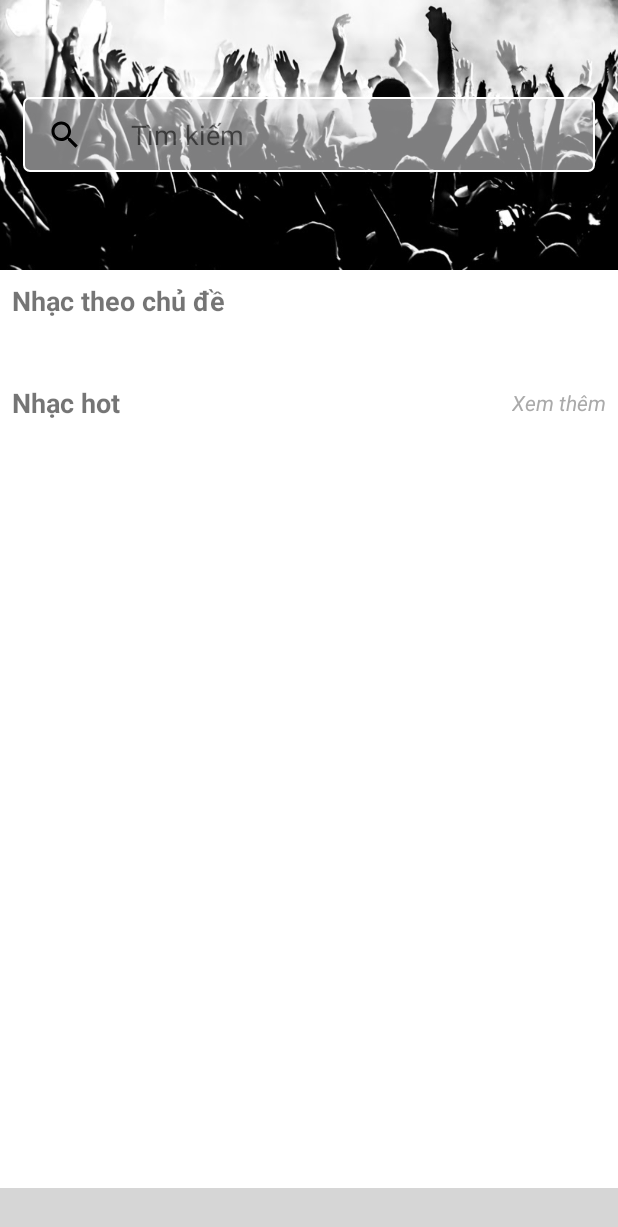
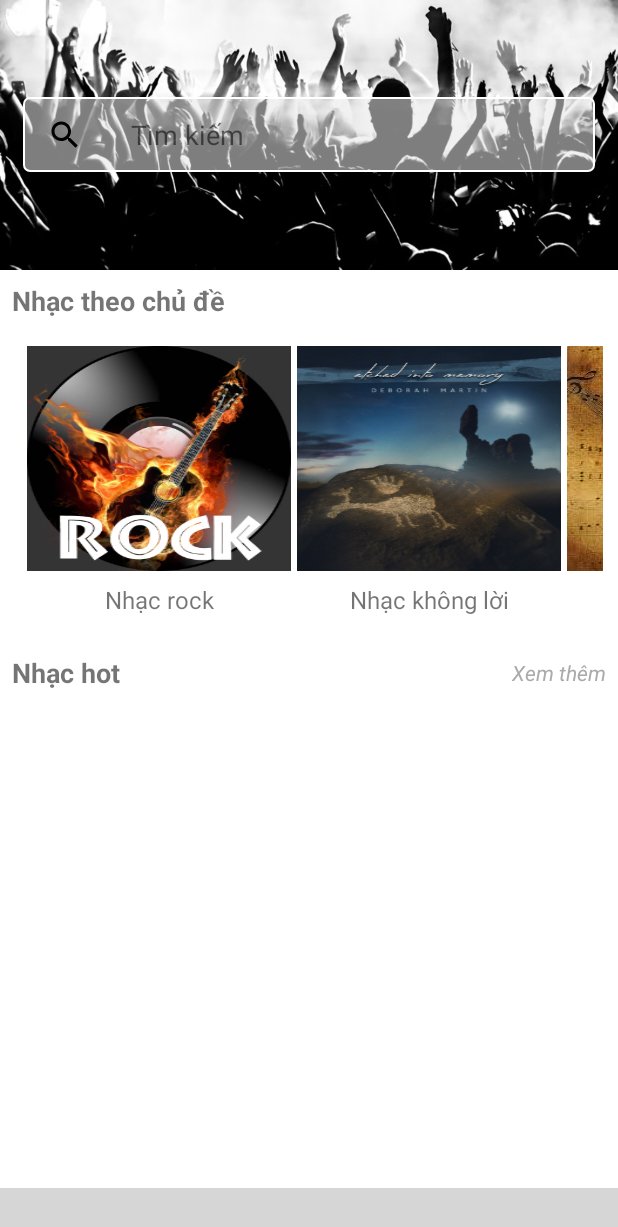
Before and after one commit to NguyenHoTienDat/Music_15, an Android app: the screen it shows after launch (MainActivity), on a phone screen of 412 x 824 dp. Shown: the top 1227 px of the screen. Run offline under Robolectric (Android 15) with nearby library versions, the phone set to English and light mode, and no system bars; libraries missing offline, so code that uses them is left out: com.aurelhubert.ahbottomnavigation; plain views replace AHBottomNavigation; pictures from the network do not load; 8 statements that could not run were skipped; grey boxes are pictures that could not be loaded.

Commit message:
show list of generate genre

```diff
--- a/app/build.gradle
+++ b/app/build.gradle
@@ -37,4 +37,7 @@ dependencies {
 
     //bottom navigation bar
     compile 'com.aurelhubert:ahbottomnavigation:2.1.0'
+
+    //glide
+    implementation 'com.github.bumptech.glide:glide:3.8.0'
 }
--- /dev/null
+++ b/app/src/main/java/com/framgia/dattien/musicproject/data/model/Genre.java
@@ -0,0 +1,62 @@
+package com.framgia.dattien.musicproject.data.model;
+
+import android.os.Parcel;
+import android.os.Parcelable;
+
+/**
+ * Created by tiendatbkhn on 24/05/2018.
+ */
+
+public class Genre implements Parcelable{
+    private String mGenreName;
+    private int mGenreAvatar;
+
+    public Genre(String genreName, int genreAvatar) {
+        mGenreName = genreName;
+        mGenreAvatar = genreAvatar;
+    }
+
+    protected Genre(Parcel in) {
+        mGenreName = in.readString();
+        mGenreAvatar = in.readInt();
+    }
+
+    public static final Creator<Genre> CREATOR = new Creator<Genre>() {
+        @Override
+        public Genre createFromParcel(Parcel in) {
+            return new Genre(in);
+        }
+
+        @Override
+        public Genre[] newArray(int size) {
+            return new Genre[size];
+        }
+    };
+
+    @Override
+    public int describeContents() {
+        return 0;
+    }
+
+    @Override
+    public void writeToParcel(Parcel dest, int flags) {
+        dest.writeString(mGenreName);
+        dest.writeInt(mGenreAvatar);
+    }
+
+    public String getGenreName() {
+        return mGenreName;
+    }
+
+    public void setGenreName(String genreName) {
+        mGenreName = genreName;
+    }
+
+    public int getGenreAvatar() {
+        return mGenreAvatar;
+    }
+
+    public void setGenreAvatar(int genreAvatar) {
+        mGenreAvatar = genreAvatar;
+    }
+}
--- /dev/null
+++ b/app/src/main/java/com/framgia/dattien/musicproject/data/model/GenreLevel.java
@@ -0,0 +1,19 @@
+package com.framgia.dattien.musicproject.data.model;
+
+import android.support.annotation.StringDef;
+
+/**
+ * Created by tiendatbkhn on 24/05/2018.
+ */
+
+@StringDef({GenreLevel.GENRE_ALL_MUSIC, GenreLevel.GENRE_ALL_AUDIO,
+        GenreLevel.GENRE_ALTERNATIVEROCK, GenreLevel.GENRE_AMBIENT,
+        GenreLevel.GENRE_CLASSICAL, GenreLevel.GENRE_COUNTRY})
+public @interface GenreLevel {
+    String GENRE_ALL_MUSIC = "all_music";
+    String GENRE_ALL_AUDIO = "all_audio";
+    String GENRE_ALTERNATIVEROCK = "alternativerock";
+    String GENRE_AMBIENT = "ambient";
+    String GENRE_CLASSICAL = "classical";
+    String GENRE_COUNTRY = "country";
+}
--- a/app/src/main/java/com/framgia/dattien/musicproject/data/repository/MusicRepository.java
+++ b/app/src/main/java/com/framgia/dattien/musicproject/data/repository/MusicRepository.java
@@ -1,10 +1,11 @@
 package com.framgia.dattien.musicproject.data.repository;
 
 import android.support.annotation.NonNull;
-
+import com.framgia.dattien.musicproject.data.model.Genre;
 import com.framgia.dattien.musicproject.data.source.MusicDataSource;
 import com.framgia.dattien.musicproject.data.source.local.MusicLocalDataSource;
 import com.framgia.dattien.musicproject.data.source.remote.MusicRemoteDataSource;
+import java.util.List;
 
 import static com.google.common.base.Preconditions.checkNotNull;
 
@@ -12,7 +13,8 @@ import static com.google.common.base.Preconditions.checkNotNull;
  * Created by tiendatbkhn on 22/05/2018.
  */
 
-public class MusicRepository implements MusicDataSource.RemoteDataSource, MusicDataSource.LocalDataSource {
+public class MusicRepository implements MusicDataSource.RemoteDataSource,
+        MusicDataSource.LocalDataSource {
 
     private static MusicRepository mInstance;
 
@@ -56,4 +58,9 @@ public class MusicRepository implements MusicDataSource.RemoteDataSource, MusicD
                                  int limit, MusicDataSource.FetchDataCallback callback) {
         mMusicRemoteDataSource.getSongsByFilter(filterName, offset, limit, callback);
     }
+
+    @Override
+    public List<Genre> makeGenes() {
+        return mMusicLocalDataSource.makeGenes();
+    }
 }
--- a/app/src/main/java/com/framgia/dattien/musicproject/data/source/MusicDataSource.java
+++ b/app/src/main/java/com/framgia/dattien/musicproject/data/source/MusicDataSource.java
@@ -1,4 +1,7 @@
 package com.framgia.dattien.musicproject.data.source;
+
+import com.framgia.dattien.musicproject.data.model.Genre;
+import java.util.List;
 
 /**
  * Created by tiendatbkhn on 22/05/2018.
@@ -6,11 +9,11 @@ package com.framgia.dattien.musicproject.data.source;
 
 public interface MusicDataSource {
 
-    public interface LocalDataSource {
-
+    interface LocalDataSource {
+        List<Genre> makeGenes();
     }
 
-    public interface RemoteDataSource {
+    interface RemoteDataSource {
         void getSongsByGenre(String genre, int offset,
                              int limit, FetchDataCallback callback);
 
@@ -18,7 +21,7 @@ public interface MusicDataSource {
                               int limit, FetchDataCallback callback);
     }
 
-    public interface FetchDataCallback<T> {
+    interface FetchDataCallback<T> {
         void onDataFetchSuccess(T data);
 
         void onDataFetchFailed(String mes);
--- a/app/src/main/java/com/framgia/dattien/musicproject/data/source/local/MusicLocalDataSource.java
+++ b/app/src/main/java/com/framgia/dattien/musicproject/data/source/local/MusicLocalDataSource.java
@@ -2,8 +2,12 @@ package com.framgia.dattien.musicproject.data.source.local;
 
 import android.content.Context;
 import android.support.annotation.NonNull;
-
+import com.framgia.dattien.musicproject.R;
+import com.framgia.dattien.musicproject.data.model.Genre;
+import com.framgia.dattien.musicproject.data.model.GenreLevel;
 import com.framgia.dattien.musicproject.data.source.MusicDataSource;
+import java.util.ArrayList;
+import java.util.List;
 
 /**
  * Created by tiendatbkhn on 22/05/2018.
@@ -12,14 +16,32 @@ import com.framgia.dattien.musicproject.data.source.MusicDataSource;
 public class MusicLocalDataSource implements MusicDataSource.LocalDataSource {
 
     private static MusicLocalDataSource mInstance;
+    private Context mContext;
 
-    private MusicLocalDataSource() {
+    private MusicLocalDataSource(@NonNull Context context) {
+        mContext = context;
     }
 
     public static synchronized MusicLocalDataSource getInstance(@NonNull Context context) {
         if (mInstance == null) {
-            mInstance = new MusicLocalDataSource();
+            mInstance = new MusicLocalDataSource(context);
         }
         return mInstance;
     }
+
+    @Override
+    public List<Genre> makeGenes() {
+        List<Genre> genres = new ArrayList<>();
+        genres.add(new Genre(mContext.getString(R.string.alternativerock_genre),
+                R.drawable.rock_banner));
+        genres.add(new Genre(mContext.getString(R.string.ambient_genre),
+                R.drawable.ambient_banner));
+        genres.add(new Genre(mContext.getString(R.string.classical_genre),
+                R.drawable.classical_banner));
+        genres.add(new Genre(mContext.getString(R.string.country_genre),
+                R.drawable.country_banner));
+        genres.add(new Genre(mContext.getString(R.string.all_audio_genre),
+                R.drawable.all_music_banner));
+        return genres;
+    }
 }
--- a/app/src/main/java/com/framgia/dattien/musicproject/screen/BaseRecyclerViewAdapter.java
+++ b/app/src/main/java/com/framgia/dattien/musicproject/screen/BaseRecyclerViewAdapter.java
@@ -3,6 +3,7 @@ package com.framgia.dattien.musicproject.screen;
 import android.content.Context;
 import android.support.annotation.NonNull;
 import android.support.v7.widget.RecyclerView;
+import android.view.View;
 
 /**
  * Created by tiendatbkhn on 22/05/2018.
@@ -20,4 +21,8 @@ public abstract class BaseRecyclerViewAdapter<V extends RecyclerView.ViewHolder>
     protected Context getContext() {
         return mContext;
     }
+
+    public interface OnItemClickListener<T>{
+        void onItemClick(View view, T data, int position);
+    }
 }
--- /dev/null
+++ b/app/src/main/java/com/framgia/dattien/musicproject/screen/main/homefragment/GenreAdapter.java
@@ -0,0 +1,96 @@
+package com.framgia.dattien.musicproject.screen.main.homefragment;
+
+import android.content.Context;
+import android.support.annotation.NonNull;
+import android.support.v7.widget.RecyclerView;
+import android.view.LayoutInflater;
+import android.view.View;
+import android.view.ViewGroup;
+import android.widget.ImageView;
+import android.widget.TextView;
+
+import com.bumptech.glide.Glide;
+import com.framgia.dattien.musicproject.R;
+import com.framgia.dattien.musicproject.data.model.Genre;
+import com.framgia.dattien.musicproject.screen.BaseRecyclerViewAdapter;
+
+import java.util.List;
+
+import static com.google.common.base.Preconditions.checkNotNull;
+
+/**
+ * Created by tiendatbkhn on 24/05/2018.
+ */
+
+public class GenreAdapter extends BaseRecyclerViewAdapter<GenreAdapter.GenreHolder> {
+
+    private Context mContext;
+    private List<Genre> mGenres;
+    private OnItemClickListener<Genre> mOnItemClickListener;
+
+    public GenreAdapter(@NonNull Context context, List<Genre> genres,
+                        OnItemClickListener<Genre> onItemClickListener) {
+        super(context);
+        mContext = context;
+        mGenres = genres;
+        mOnItemClickListener = onItemClickListener;
+    }
+
+    @Override
+    public GenreHolder onCreateViewHolder(ViewGroup parent, int viewType) {
+        View view = LayoutInflater.from(mContext)
+                .inflate(R.layout.item_genre, parent, false);
+        return new GenreHolder(view, mContext, mOnItemClickListener);
+    }
+
+    @Override
+    public void onBindViewHolder(GenreHolder holder, int position) {
+        holder.setData(mGenres.get(position));
+    }
+
+    @Override
+    public int getItemCount() {
+        return mGenres == null ? 0 : mGenres.size();
+    }
+
+    public void updateData(List<Genre> genres) {
+        mGenres.clear();
+        mGenres.addAll(genres);
+        notifyDataSetChanged();
+    }
+
+    static class GenreHolder extends RecyclerView.ViewHolder
+            implements View.OnClickListener {
+
+        private Context mContext;
+        private Genre mGenre;
+        private OnItemClickListener<Genre> mOnItemClickListener;
+
+        private TextView mTextGenreName;
+        private ImageView mImageGenre;
+
+        public GenreHolder(View itemView, Context context,
+                           OnItemClickListener<Genre> onItemClickListener) {
+            super(itemView);
+            mContext = context;
+            mTextGenreName = itemView.findViewById(R.id.text_item_genre_name);
+            mImageGenre = itemView.findViewById(R.id.image_item_genre);
+            mOnItemClickListener = onItemClickListener;
+            itemView.setOnClickListener(this);
+        }
+
+        public void setData(Genre genre) {
+            checkNotNull(genre);
+            mGenre = genre;
+            mTextGenreName.setText(mGenre.getGenreName());
+            Glide.with(mContext).load(mGenre.getGenreAvatar())
+                    .placeholder(R.drawable.ic_head_phone)
+                    .into(mImageGenre);
+        }
+
+        @Override
+        public void onClick(View v) {
+            checkNotNull(mOnItemClickListener).onItemClick(v, mGenre, getAdapterPosition());
+        }
+    }
+}
--- /dev/null
+++ b/app/src/main/java/com/framgia/dattien/musicproject/screen/main/homefragment/HomeContract.java
@@ -0,0 +1,22 @@
+package com.framgia.dattien.musicproject.screen.main.homefragment;
+
+import com.framgia.dattien.musicproject.data.model.Genre;
+import com.framgia.dattien.musicproject.screen.BasePresenter;
+import java.util.List;
+
+/**
+ * Created by tiendatbkhn on 24/05/2018.
+ */
+
+public interface HomeContract {
+
+    interface View {
+
+        void updateGenres(List<Genre> genres);
+    }
+
+    interface Presenter extends BasePresenter<HomeContract.View> {
+
+        void getGenres();
+    }
+}
--- a/app/src/main/java/com/framgia/dattien/musicproject/screen/main/homefragment/HomeFragment.java
+++ b/app/src/main/java/com/framgia/dattien/musicproject/screen/main/homefragment/HomeFragment.java
@@ -2,27 +2,38 @@ package com.framgia.dattien.musicproject.screen.main.homefragment;
 
 import android.os.Bundle;
 import android.support.annotation.Nullable;
+import android.support.v7.widget.RecyclerView;
 import android.view.LayoutInflater;
 import android.view.View;
 import android.view.ViewGroup;
+
 import com.framgia.dattien.musicproject.R;
+import com.framgia.dattien.musicproject.data.model.Genre;
+import com.framgia.dattien.musicproject.data.repository.MusicRepository;
+import com.framgia.dattien.musicproject.data.source.local.MusicLocalDataSource;
+import com.framgia.dattien.musicproject.data.source.remote.MusicRemoteDataSource;
 import com.framgia.dattien.musicproject.screen.BaseFragment;
+import com.framgia.dattien.musicproject.screen.BaseRecyclerViewAdapter;
+
+import java.util.ArrayList;
+import java.util.List;
+
+import static com.google.common.base.Preconditions.checkNotNull;
 
 /**
  * Created by tiendatbkhn on 23/05/2018.
  */
 
-public class HomeFragment extends BaseFragment {
+public class HomeFragment extends BaseFragment
+        implements HomeContract.View, BaseRecyclerViewAdapter.OnItemClickListener<Genre> {
 
     public static final String HOME_FRG_TAG = "HomeFragment";
 
     private static HomeFragment mNewInstance;
+    private HomeContract.Presenter mPresenter;
+    private GenreAdapter mGenreAdapter;
 
-    @Nullable
-    @Override
-    public View onCreateView(LayoutInflater inflater, @Nullable ViewGroup container, @Nullable Bundle savedInstanceState) {
-        return inflater.inflate(R.layout.fragment_home, container, false);
-    }
+    private RecyclerView mRecyclerViewGenre;
 
     public static HomeFragment getInstance() {
         if (mNewInstance == null) {
@@ -30,4 +41,49 @@ public class HomeFragment extends BaseFragment {
         }
         return mNewInstance;
     }
+
+    @Override
+    public void onCreate(@Nullable Bundle savedInstanceState) {
+        super.onCreate(savedInstanceState);
+        MusicRepository musicRepository =
+                MusicRepository.getInstance(MusicLocalDataSource.getInstance(getActivity()),
+                        MusicRemoteDataSource.getInstance(getActivity()));
+        mPresenter = new HomePresenter(musicRepository);
+        mPresenter.setView(this);
+    }
+
+    @Nullable
+    @Override
+    public View onCreateView(LayoutInflater inflater, @Nullable ViewGroup container,
+                             @Nullable Bundle savedInstanceState) {
+        return inflater.inflate(R.layout.fragment_home, container, false);
+    }
+
+    @Override
+    public void onViewCreated(View view, @Nullable Bundle savedInstanceState) {
+        super.onViewCreated(view, savedInstanceState);
+        bindView();
+        initComponents();
+        mPresenter.onStart();
+    }
+
+    @Override
+    public void updateGenres(List<Genre> genres) {
+        checkNotNull(mGenreAdapter).updateData(genres);
+    }
+
+    public void bindView() {
+        mRecyclerViewGenre = getView().findViewById(R.id.rv_genre_music);
+    }
+
+    public void initComponents() {
+        mGenreAdapter = new GenreAdapter(getContext(),
+                new ArrayList<Genre>(), this);
+        mRecyclerViewGenre.setAdapter(mGenreAdapter);
+    }
+
+    @Override
+    public void onItemClick(View view, Genre data, int position) {
+
+    }
 }
--- /dev/null
+++ b/app/src/main/java/com/framgia/dattien/musicproject/screen/main/homefragment/HomePresenter.java
@@ -0,0 +1,37 @@
+package com.framgia.dattien.musicproject.screen.main.homefragment;
+
+import com.framgia.dattien.musicproject.data.repository.MusicRepository;
+
+/**
+ * Created by tiendatbkhn on 24/05/2018.
+ */
+
+public class HomePresenter implements HomeContract.Presenter{
+
+    private HomeContract.View mView;
+    private MusicRepository mMusicRepository;
+
+    public HomePresenter(MusicRepository musicRepository) {
+        mMusicRepository = musicRepository;
+    }
+
+    @Override
+    public void setView(HomeContract.View view) {
+        mView = view;
+    }
+
+    @Override
+    public void onStart() {
+        getGenres();
+    }
+
+    @Override
+    public void onStop() {
+
+    }
+
+    @Override
+    public void getGenres() {
+        mView.updateGenres(mMusicRepository.makeGenes());
+    }
+}
--- /dev/null
+++ b/app/src/main/res/drawable-v24/ic_head_phone.xml
@@ -0,0 +1,5 @@
+<vector android:height="24dp" android:tint="#C8E6C9"
+    android:viewportHeight="24.0" android:viewportWidth="24.0"
+    android:width="24dp" xmlns:android="http://schemas.android.com/apk/res/android">
+    <path android:fillColor="#FF000000" android:pathData="M12,1c-4.97,0 -9,4.03 -9,9v7c0,1.66 1.34,3 3,3h3v-8H5v-2c0,-3.87 3.13,-7 7,-7s7,3.13 7,7v2h-4v8h3c1.66,0 3,-1.34 3,-3v-7c0,-4.97 -4.03,-9 -9,-9z"/>
+</vector>
--- /dev/null
+++ b/app/src/main/res/layout/item_genre.xml
@@ -0,0 +1,27 @@
+<?xml version="1.0" encoding="utf-8"?>
+<android.support.constraint.ConstraintLayout
+    xmlns:android="http://schemas.android.com/apk/res/android"
+    xmlns:app="http://schemas.android.com/apk/res-auto"
+    android:layout_width="@dimen/dp_180"
+    android:layout_height="wrap_content"
+    android:paddingRight="@dimen/dp_4">
+
+    <ImageView
+        android:id="@+id/image_item_genre"
+        android:layout_width="match_parent"
+        android:layout_height="@dimen/dp_150"
+        android:scaleType="fitXY"
+        app:layout_constraintTop_toTopOf="parent"
+        app:layout_constraintLeft_toLeftOf="parent"
+        app:layout_constraintRight_toRightOf="parent" />
+
+    <TextView
+        android:id="@+id/text_item_genre_name"
+        android:layout_width="wrap_content"
+        android:layout_height="wrap_content"
+        android:layout_marginTop="@dimen/dp_8"
+        app:layout_constraintLeft_toLeftOf="parent"
+        app:layout_constraintRight_toRightOf="parent"
+        app:layout_constraintTop_toBottomOf="@+id/image_item_genre"
+        android:textSize="@dimen/sp_16"/>
+</android.support.constraint.ConstraintLayout>
--- a/app/src/main/res/values/strings.xml
+++ b/app/src/main/res/values/strings.xml
@@ -7,4 +7,10 @@
     <string name="genre_music">Nhạc theo chủ đề</string>
     <string name="top_music">Nhạc hot</string>
     <string name="action_see_more">Xem thêm</string>
+    <string name="all_music_genre">All music</string>
+    <string name="all_audio_genre">All audio</string>
+    <string name="alternativerock_genre">Nhạc rock</string>
+    <string name="ambient_genre">Nhạc không lời</string>
+    <string name="classical_genre">Nhạc cổ điển</string>
+    <string name="country_genre">Nhạc đồng quê</string>
 </resources>
```
Also changed, not shown: app/src/main/res/drawable-v24/all_music_banner.jpg (added), app/src/main/res/drawable-v24/ambient_banner.jpg (added), app/src/main/res/drawable-v24/classical_banner.jpeg (added), app/src/main/res/drawable-v24/country_banner.jpg (added), app/src/main/res/drawable-v24/rock_banner.jpg (added).
